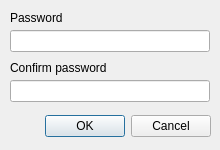
The window that src/desktop/ui/SavePasswordDialog.ui (akb825/NoteVault) describes before a commit, drawn with Qt 5.
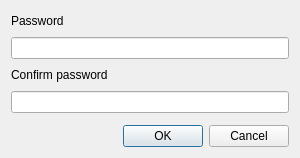
The same window after the commit.

Patch:
```diff
--- a/src/desktop/ui/SavePasswordDialog.ui
+++ b/src/desktop/ui/SavePasswordDialog.ui
@@ -6,81 +6,112 @@
    <rect>
     <x>0</x>
     <y>0</y>
-    <width>220</width>
-    <height>150</height>
+    <width>300</width>
+    <height>158</height>
    </rect>
   </property>
+  <property name="sizePolicy">
+   <sizepolicy hsizetype="Expanding" vsizetype="Expanding">
+    <horstretch>0</horstretch>
+    <verstretch>0</verstretch>
+   </sizepolicy>
+  </property>
+  <property name="minimumSize">
+   <size>
+    <width>300</width>
+    <height>0</height>
+   </size>
+  </property>
   <property name="windowTitle">
    <string>Enter Password</string>
   </property>
-  <widget class="QDialogButtonBox" name="buttonBox">
-   <property name="geometry">
-    <rect>
-     <x>0</x>
-     <y>110</y>
-     <width>211</width>
-     <height>32</height>
-    </rect>
-   </property>
-   <property name="orientation">
-    <enum>Qt::Horizontal</enum>
-   </property>
-   <property name="standardButtons">
-    <set>QDialogButtonBox::Cancel|QDialogButtonBox::Ok</set>
-   </property>
-  </widget>
+  <layout class="QVBoxLayout" name="verticalLayout">
+   <item>
+    <layout class="QHBoxLayout" name="horizontalLayout">
+     <item>
   <widget class="QLabel" name="label">
-   <property name="geometry">
-    <rect>
-     <x>10</x>
-     <y>10</y>
-     <width>71</width>
-     <height>16</height>
-    </rect>
-   </property>
    <property name="text">
     <string>Password</string>
    </property>
   </widget>
+     </item>
+     <item>
+      <spacer name="horizontalSpacer">
+       <property name="orientation">
+        <enum>Qt::Horizontal</enum>
+       </property>
+       <property name="sizeHint" stdset="0">
+        <size>
+         <width>40</width>
+         <height>20</height>
+        </size>
+       </property>
+      </spacer>
+     </item>
+    </layout>
+   </item>
+   <item>
   <widget class="QLineEdit" name="password">
-   <property name="geometry">
-    <rect>
-     <x>10</x>
-     <y>30</y>
-     <width>200</width>
-     <height>22</height>
-    </rect>
-   </property>
    <property name="echoMode">
     <enum>QLineEdit::Password</enum>
    </property>
   </widget>
+   </item>
+   <item>
+    <layout class="QHBoxLayout" name="horizontalLayout_2">
+     <item>
   <widget class="QLabel" name="label_2">
-   <property name="geometry">
-    <rect>
-     <x>10</x>
-     <y>60</y>
-     <width>121</width>
-     <height>16</height>
-    </rect>
-   </property>
    <property name="text">
     <string>Confirm password</string>
    </property>
   </widget>
+     </item>
+     <item>
+      <spacer name="horizontalSpacer_2">
+       <property name="orientation">
+        <enum>Qt::Horizontal</enum>
+       </property>
+       <property name="sizeHint" stdset="0">
+        <size>
+         <width>40</width>
+         <height>20</height>
+        </size>
+       </property>
+      </spacer>
+     </item>
+    </layout>
+   </item>
+   <item>
   <widget class="QLineEdit" name="passwordConfirm">
-   <property name="geometry">
-    <rect>
-     <x>10</x>
-     <y>80</y>
-     <width>200</width>
-     <height>22</height>
-    </rect>
-   </property>
    <property name="echoMode">
     <enum>QLineEdit::Password</enum>
    </property>
   </widget>
+   </item>
+   <item>
+    <spacer name="verticalSpacer">
+     <property name="orientation">
+      <enum>Qt::Vertical</enum>
+     </property>
+     <property name="sizeHint" stdset="0">
+      <size>
+       <width>20</width>
+       <height>40</height>
+      </size>
+     </property>
+    </spacer>
+   </item>
+   <item>
+    <widget class="QDialogButtonBox" name="buttonBox">
+     <property name="orientation">
+      <enum>Qt::Horizontal</enum>
+     </property>
+     <property name="standardButtons">
+      <set>QDialogButtonBox::Cancel|QDialogButtonBox::Ok</set>
+     </property>
+    </widget>
+   </item>
+  </layout>
  </widget>
  <resources/>
  <connections>
```
Lines whose indentation alone changed are shown as unchanged.
